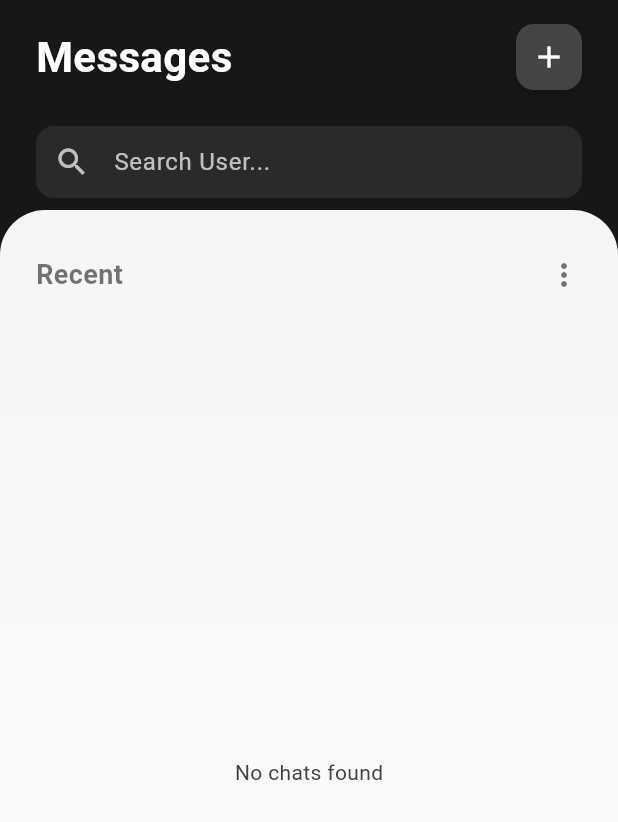
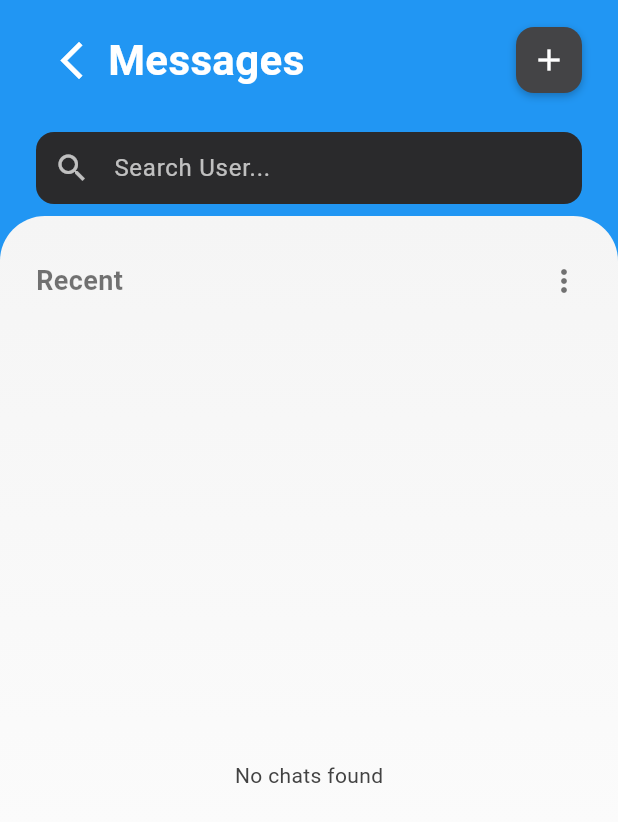
Before and after one commit to khanhduy74105/recruite_app, a Flutter app: the MessagePage screen opened directly, on a phone screen of 412 x 824 dp. Shown: the top 822 px of the screen. Run offline on Flutter 3.47's test engine with Material 3 defaults, Android fonts, the phone set to English and light mode, and no system bars; our stand-ins replace bloc, cached_network_image, dio, equatable, file_picker, flutter_animate and 8 more; missing offline and left inert: flutter_pdfview; accounts and stored records are empty; network calls fail.

Commit message:
Change color

```diff
--- a/flutter_application/lib/features/message/pages/page.dart
+++ b/flutter_application/lib/features/message/pages/page.dart
@@ -53,7 +53,7 @@ class _MessagePageState extends State<MessagePage> {
   @override
   Widget build(BuildContext context) {
     return Scaffold(
-      backgroundColor: const Color(0xff171719),
+      backgroundColor: Theme.of(context).primaryColor,
       body: SafeArea(
         child: Column(
           children: [
@@ -61,6 +61,12 @@ class _MessagePageState extends State<MessagePage> {
               padding: const EdgeInsets.symmetric(horizontal: 24, vertical: 16),
               child: Row(
                 children: [
+                  IconButton(
+                      onPressed: () {
+                        Navigator.pop(context);
+                      },
+                      icon: const Icon(Icons.arrow_back_ios_sharp,
+                          color: Colors.white, size: 30)),
                   const Text(
                     "Messages",
                     style: TextStyle(
@@ -158,7 +164,8 @@ class _MessagePageState extends State<MessagePage> {
                       ),
                     ),
                     Expanded(
-                      child: BlocBuilder<message_cubit.MessageCubit, MessageCommonState>(
+                      child: BlocBuilder<message_cubit.MessageCubit,
+                          MessageCommonState>(
                         builder: (context, state) {
                           if (state is MessageLoading) {
                             return const Center(
@@ -187,8 +194,7 @@ class _MessagePageState extends State<MessagePage> {
                                   hasUnreadMessages: chat.hasUnreadMessages,
                                   unreadMessages: chat.unreadMessagesCount,
                                   avatarUrl: chat.avatarUrl,
-                                  onDelete: () {
-                                  },
+                                  onDelete: () {},
                                 );
                               },
                             );
```
Also changed, not shown: flutter_application/lib/features/message/pages/chat_box_page.dart (+6 -6 lines). Lines whose indentation alone changed are shown as unchanged.
